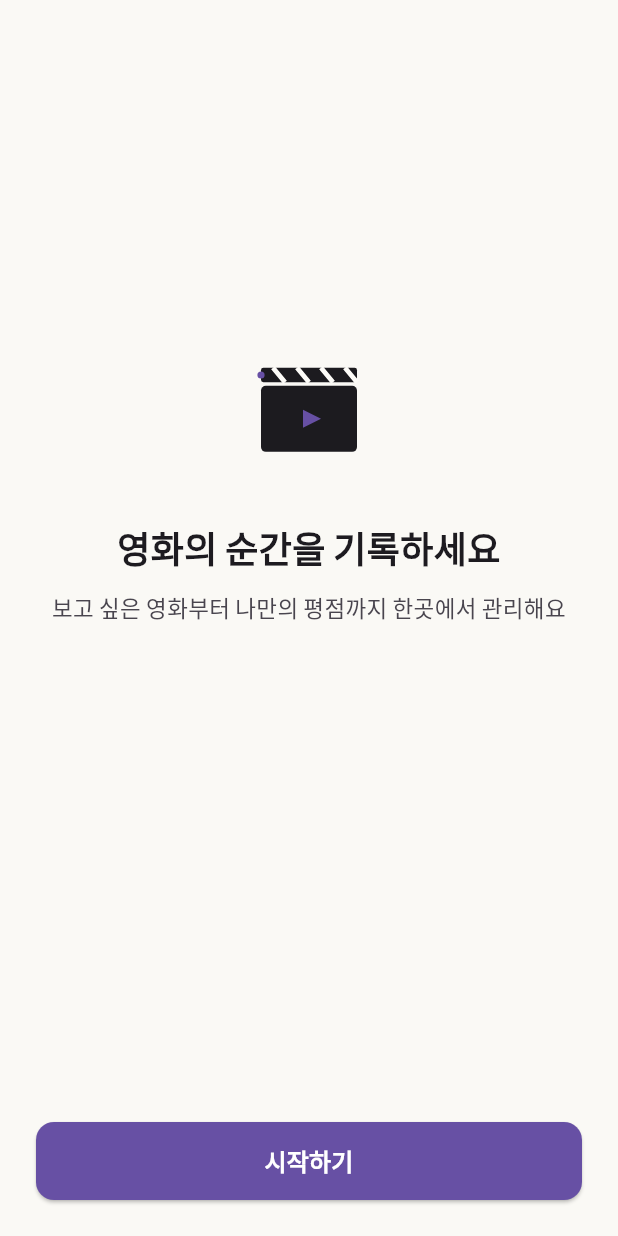
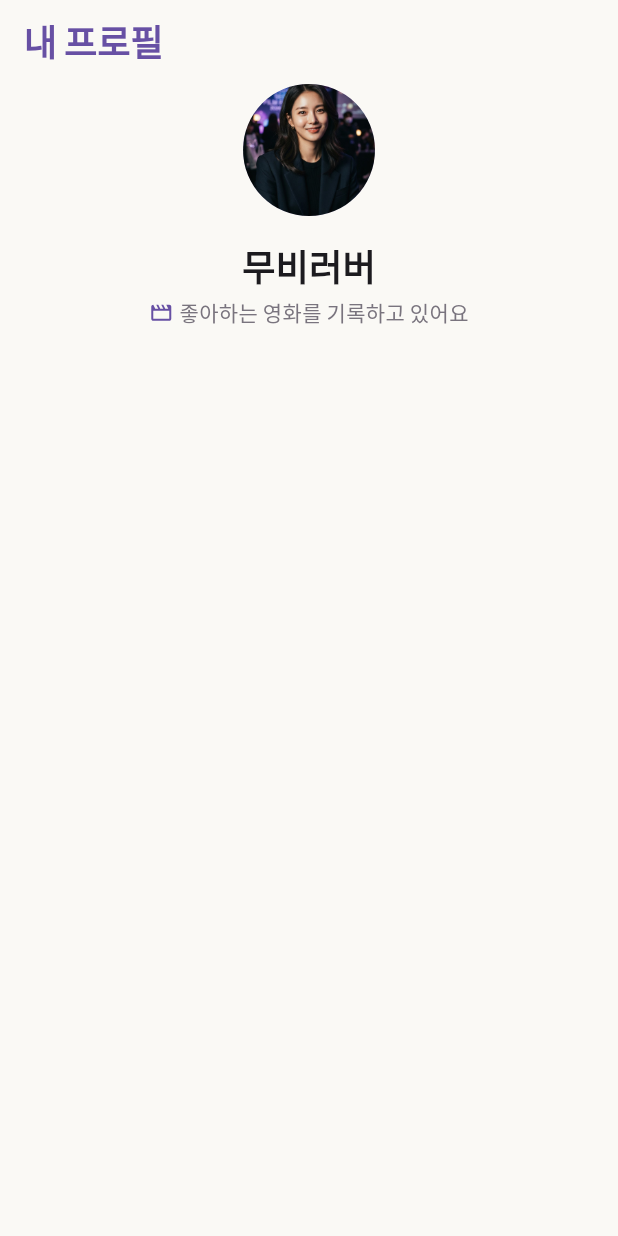
Before and after one commit to seoktae-lee/movielog, a Flutter app: the screen it shows after launch, on a phone screen of 412 x 824 dp. Run offline on Flutter 3.47's test engine with Material 3 defaults, Android fonts, the phone set to English and light mode, and no system bars; our stand-ins replace flutter_svg.

Commit message:
feat: CommonAppBar와 ProfileHeader로 프로필 화면 뼈대를 구성한다

```diff
--- a/lib/movie_log_app.dart
+++ b/lib/movie_log_app.dart
@@ -1,6 +1,6 @@
 import 'package:flutter/material.dart';
 
-import 'start_screen.dart';
+import 'profile_screen.dart';
 import 'theme/app_theme.dart';
 
 /// 앱 전체 설정을 담당하는 최상위 Widget.
@@ -13,7 +13,7 @@ class MovieLogApp extends StatelessWidget {
       debugShowCheckedModeBanner: false,
       title: 'MovieLog',
       theme: AppTheme.light,
-      home: const StartScreen(),
+      home: const ProfileScreen(),
     );
   }
 }
--- /dev/null
+++ b/lib/profile_screen.dart
@@ -0,0 +1,25 @@
+import 'package:flutter/material.dart';
+
+import 'widgets/common_app_bar.dart';
+import 'widgets/profile_header.dart';
+
+/// 1주차 정적인 영화 취향 프로필 화면.
+class ProfileScreen extends StatelessWidget {
+  const ProfileScreen({super.key});
+
+  @override
+  Widget build(BuildContext context) {
+    return Scaffold(
+      appBar: const CommonAppBar(title: '내 프로필'),
+      body: const SafeArea(
+        child: Padding(
+          padding: EdgeInsets.symmetric(horizontal: 16),
+          child: Column(
+            crossAxisAlignment: CrossAxisAlignment.start,
+            children: [ProfileHeader()],
+          ),
+        ),
+      ),
+    );
+  }
+}
--- /dev/null
+++ b/lib/widgets/profile_header.dart
@@ -0,0 +1,47 @@
+import 'package:flutter/material.dart';
+import 'package:flutter_svg/flutter_svg.dart';
+
+import '../theme/app_colors.dart';
+import '../theme/app_text_styles.dart';
+
+/// 프로필 이미지, 닉네임, 소개를 표시하는 헤더.
+class ProfileHeader extends StatelessWidget {
+  const ProfileHeader({super.key});
+
+  @override
+  Widget build(BuildContext context) {
+    return SizedBox(
+      width: double.infinity, // 가로를 꽉 채워서 Column이 가운데 정렬되게
+      child: Column(
+        children: [
+          const CircleAvatar(
+            // 원형 프로필 사진
+            radius: 44, // 지름 88
+            backgroundImage: AssetImage(
+              'assets/images/profile/profile_movielog.jpg',
+            ),
+          ),
+          const SizedBox(height: 16), // 사진과 닉네임 사이 간격
+          const Text('무비러버', style: AppTextStyles.titleLarge),
+          const SizedBox(height: 4), // 닉네임과 소개 사이 간격
+          Row(
+            mainAxisSize: MainAxisSize.min, // 내용물 크기만큼만 → 가운데 정렬 가능
+            children: [
+              SvgPicture.asset(
+                'assets/icons/movie.svg',
+                width: 16,
+                height: 16,
+                colorFilter: const ColorFilter.mode(
+                  AppColors.violet, // 검정 SVG를 보라색으로
+                  BlendMode.srcIn,
+                ),
+              ),
+              const SizedBox(width: 4), // 아이콘과 글자 사이 간격
+              const Text('좋아하는 영화를 기록하고 있어요', style: AppTextStyles.bodySmall),
+            ],
+          ),
+        ],
+      ),
+    );
+  }
+}
```
